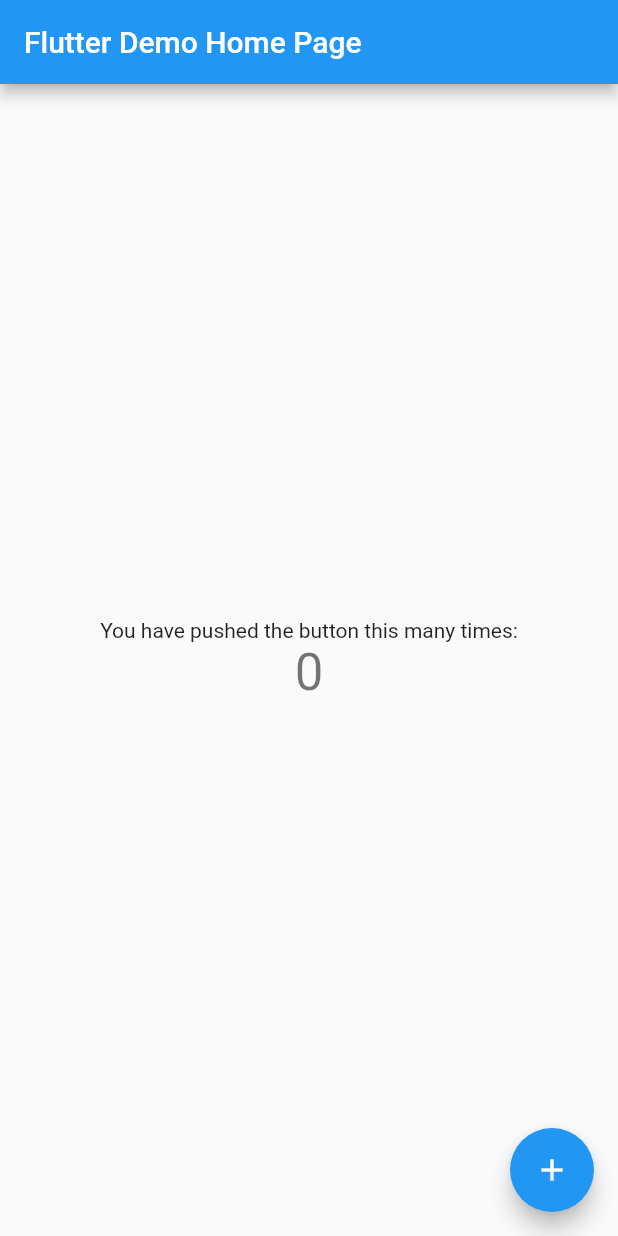
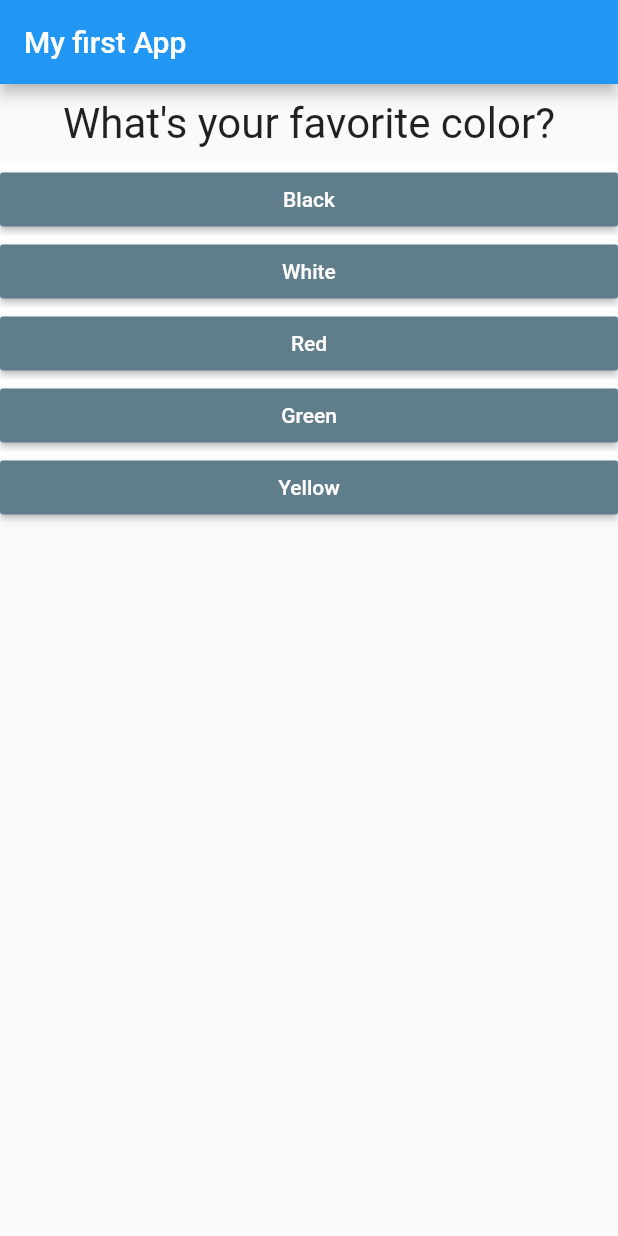
Before and after one commit to YasmineSAYAD/FlutterGuide, a Flutter app: the screen it shows after launch, on a phone screen of 412 x 824 dp. Run offline on Flutter 3.47's test engine with Material 2 defaults, Android fonts, the phone set to English and light mode, and no system bars.

Commit message:
quiz app

```diff
--- /dev/null
+++ b/lib/answer.dart
@@ -0,0 +1,23 @@
+import 'package:flutter/material.dart';
+
+class Answer extends StatelessWidget{
+  final VoidCallback selectHandler;
+  final String answerText;
+  Answer(this.selectHandler, this.answerText);
+  @override
+  Widget build(BuildContext context) {
+    // TODO: implement build
+    return Container(
+      width:double.infinity,
+      color: Colors.white,
+      child:RaisedButton(
+
+        color: Colors.blueGrey,
+        textColor: Colors.white,
+
+        child:Text(answerText),
+        onPressed: selectHandler,
+      ),
+    );
+  }
+}
--- a/lib/main.dart
+++ b/lib/main.dart
@@ -1,115 +1,95 @@
 import 'package:flutter/material.dart';
+import './quiz.dart';
+import './result.dart';
 
+/*
 void main() {
-  runApp(const MyApp());
+  runApp(MyApp());
+}
+*/
+void main() =>runApp(MyApp());
+class MyApp extends StatefulWidget{
+  @override
+  State<StatefulWidget> createState() {
+    // TODO: implement createState
+    return MyAppState();
+  }
+
 }
 
-class MyApp extends StatelessWidget {
-  const MyApp({Key? key}) : super(key: key);
+class MyAppState extends State<MyApp>{
 
-  // This widget is the root of your application.
+  var _questionIndex=0;
+  var _totalScore=0;
+
+  void _resetQuiz(){
+    setState(() {
+       _questionIndex=0;
+       _totalScore=0;
+    });
+
+
+  }
+    final questions=const [
+      {'questionText':'What\'s your favorite color?',
+       'answers':[
+         {'text':'Black','score':10},
+         {'text':'White','score':20} ,
+         {'text':'Red','score':15},
+         {'text':'Green','score':5} ,
+         {'text':'Yellow','score':5}
+         ],
+      },
+
+      {'questionText':'What\'s your favorite animal?',
+       'answers':[
+         {'text':'Dog','score':10},
+         {'text':'Cat','score':20} ,
+         {'text':'Mouse','score':15},
+         {'text':'Snake','score':5} ,
+         {'text':'Rabbit','score':5}
+
+        ],
+      },
+
+      {'questionText':'Who\'s your favorite instructor?',
+       'answers':[
+         {'text':'Max','score':10},
+         {'text':'Max','score':20} ,
+         {'text':'Max','score':15},
+         {'text':'Max','score':5} ,
+         {'text':'Max','score':5}
+        ],
+      },
+
+      ];
+  void _answerQuestions(int score){
+    _totalScore+=score;
+    setState(() {
+      _questionIndex++;
+    });
+
+   }
   @override
   Widget build(BuildContext context) {
-    return MaterialApp(
-      title: 'Flutter Demo',
-      theme: ThemeData(
-        // This is the theme of your application.
-        //
-        // Try running your application with "flutter run". You'll see the
-        // application has a blue toolbar. Then, without quitting the app, try
-        // changing the primarySwatch below to Colors.green and then invoke
-        // "hot reload" (press "r" in the console where you ran "flutter run",
-        // or simply save your changes to "hot reload" in a Flutter IDE).
-        // Notice that the counter didn't reset back to zero; the application
-        // is not restarted.
-        primarySwatch: Colors.blue,
-      ),
-      home: const MyHomePage(title: 'Flutter Demo Home Page'),
-    );
+
+
+   return MaterialApp(
+     home:Scaffold(
+       appBar: AppBar(title: Text("My first App"),
+       ),
+
+       body: _questionIndex < questions.length ?
+       Quiz(
+         answerQuestions:_answerQuestions,
+         questions:questions,
+         questionIndex:_questionIndex,
+         )
+       : Result(_totalScore,_resetQuiz)
+
+
+
+     ),
+     );
   }
 }
-
-class MyHomePage extends StatefulWidget {
-  const MyHomePage({Key? key, required this.title}) : super(key: key);
-
-  // This widget is the home page of your application. It is stateful, meaning
-  // that it has a State object (defined below) that contains fields that affect
-  // how it looks.
-
-  // This class is the configuration for the state. It holds the values (in this
-  // case the title) provided by the parent (in this case the App widget) and
-  // used by the build method of the State. Fields in a Widget subclass are
-  // always marked "final".
-
-  final String title;
-
-  @override
-  State<MyHomePage> createState() => _MyHomePageState();
-}
-
-class _MyHomePageState extends State<MyHomePage> {
-  int _counter = 0;
-
-  void _incrementCounter() {
-    setState(() {
-      // This call to setState tells the Flutter framework that something has
-      // changed in this State, which causes it to rerun the build method below
-      // so that the display can reflect the updated values. If we changed
-      // _counter without calling setState(), then the build method would not be
-      // called again, and so nothing would appear to happen.
-      _counter++;
-    });
-  }
-
-  @override
-  Widget build(BuildContext context) {
-    // This method is rerun every time setState is called, for instance as done
-    // by the _incrementCounter method above.
-    //
-    // The Flutter framework has been optimized to make rerunning build methods
-    // fast, so that you can just rebuild anything that needs updating rather
-    // than having to individually change instances of widgets.
-    return Scaffold(
-      appBar: AppBar(
-        // Here we take the value from the MyHomePage object that was created by
-        // the App.build method, and use it to set our appbar title.
-        title: Text(widget.title),
-      ),
-      body: Center(
-        // Center is a layout widget. It takes a single child and positions it
-        // in the middle of the parent.
-        child: Column(
-          // Column is also a layout widget. It takes a list of children and
-          // arranges them vertically. By default, it sizes itself to fit its
-          // children horizontally, and tries to be as tall as its parent.
-          //
-          // Invoke "debug painting" (press "p" in the console, choose the
-          // "Toggle Debug Paint" action from the Flutter Inspector in Android
-          // Studio, or the "Toggle Debug Paint" command in Visual Studio Code)
-          // to see the wireframe for each widget.
-          //
-          // Column has various properties to control how it sizes itself and
-          // how it positions its children. Here we use mainAxisAlignment to
-          // center the children vertically; the main axis here is the vertical
-          // axis because Columns are vertical (the cross axis would be
-          // horizontal).
-          mainAxisAlignment: MainAxisAlignment.center,
-          children: <Widget>[
-            const Text(
-              'You have pushed the button this many times:',
-            ),
-            Text(
-              '$_counter',
-              style: Theme.of(context).textTheme.headline4,
-            ),
-          ],
-        ),
-      ),
-      floatingActionButton: FloatingActionButton(
-        onPressed: _incrementCounter,
-        tooltip: 'Increment',
-        child: const Icon(Icons.add),
-      ), // This trailing comma makes auto-formatting nicer for build methods.
-    );
-  }
-}
--- /dev/null
+++ b/lib/question.dart
@@ -0,0 +1,22 @@
+import 'package:flutter/material.dart';
+
+
+class Question extends StatelessWidget{
+  String questiontText;
+
+  Question(this.questiontText);
+
+  @override
+  Widget build(BuildContext context) {
+    // TODO: implement build
+    return Container(
+      width: double.infinity,
+      margin:EdgeInsets.all(10),
+      child:Text(
+        questiontText,
+        style: TextStyle(fontSize: 28),
+               textAlign: TextAlign.center,
+       ),
+    );
+  }
+}
--- /dev/null
+++ b/lib/quiz.dart
@@ -0,0 +1,36 @@
+import 'package:flutter/material.dart';
+import './answer.dart';
+import './question.dart';
+
+class Quiz extends StatelessWidget{
+final List<Map<String,Object>> questions;
+final int questionIndex;
+final Function answerQuestions;
+  Quiz({
+    required this.questions,
+    required this.answerQuestions,
+    required this.questionIndex
+   });
+  @override
+  Widget build(BuildContext context) {
+    // TODO: implement build
+    return  Column(children: [
+         Question(
+           (questions[questionIndex]['questionText']).toString(),
+          ),
+          ...(questions[questionIndex]['answers'] as List<Map<String,Object>>)
+          .map((answer){return Answer(()=>answerQuestions(answer['score']),
+          answer['text'] as String);}).toList()
+
+          //Answer(_answerQuestions),
+         //ElevatedButton(onPressed: _answerQuestions, child: Text('Answer 1'),),
+         //ElevatedButton(onPressed: _answerQuestions, child: Text('Answer 2'),),
+         //ElevatedButton(onPressed: _answerQuestions, child: Text('Answer 3'),),
+         //ElevatedButton(onPressed: ()=>print('Answer 1 chosen!'), child: Text('Answer 1'),),
+         //ElevatedButton(onPressed: answerQuestions, child: Text('Answer 2'),),
+         //ElevatedButton(onPressed: (){print('Answer 3 chosen!');}, child: Text('Answer 3'),),
+
+       ],
+       );
+  }
+}
--- /dev/null
+++ b/lib/result.dart
@@ -0,0 +1,43 @@
+import 'package:flutter/material.dart';
+
+
+class Result extends StatelessWidget{
+  final int resultScore;
+  final VoidCallback _resetHandler;
+
+  Result(this.resultScore,this._resetHandler);
+  String get resultPhrase{
+    var resultText='You did it!';
+    if(resultScore<=20){
+      resultText='You are awesome and innocent!';
+    }else{
+      if(resultScore<=30){
+        resultText='Pretty likeable!';
+      }
+    }
+    return resultText;
+  }
+  @override
+  Widget build(BuildContext context) {
+
+    return Center(
+      child:
+      Column(
+
+        children:<Widget>[
+             Text(resultPhrase,
+                style:
+                TextStyle(
+                  fontSize: 36,
+                  fontWeight: FontWeight.bold,
+                  ),
+                   textAlign: TextAlign.center,
+                  ),
+                  FlatButton(child:Text('Restart Quiz'),
+                  textColor: Colors.blue,
+                  onPressed: _resetHandler),
+                  ],
+      ),
+    );
+  }
+}
```
